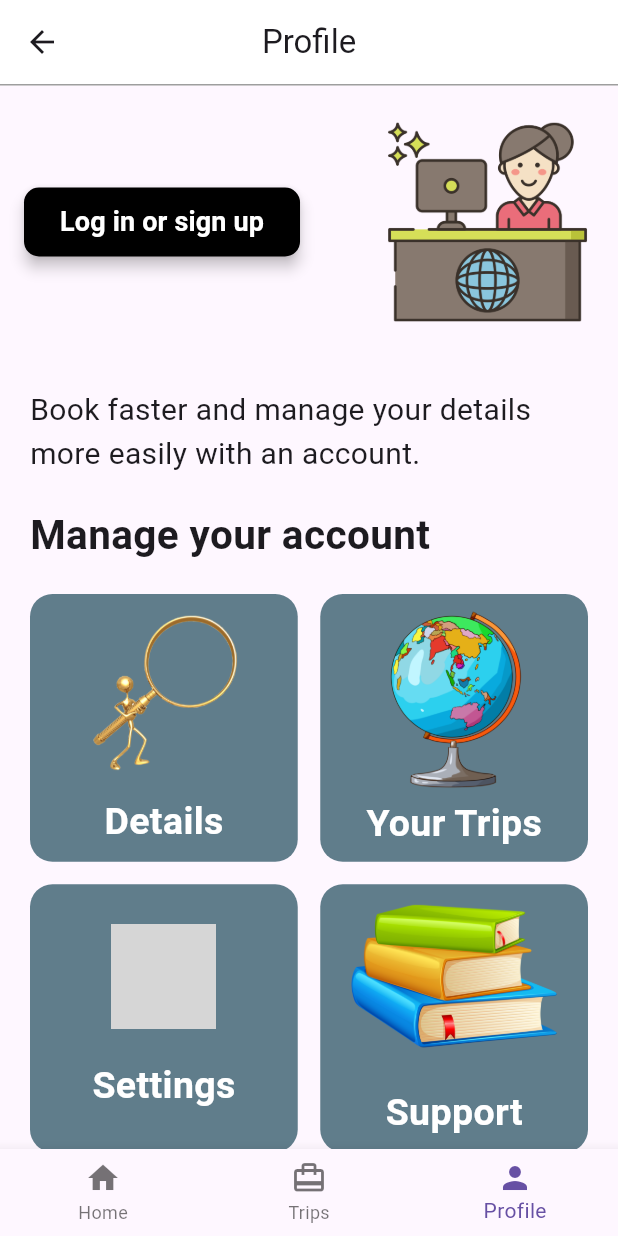
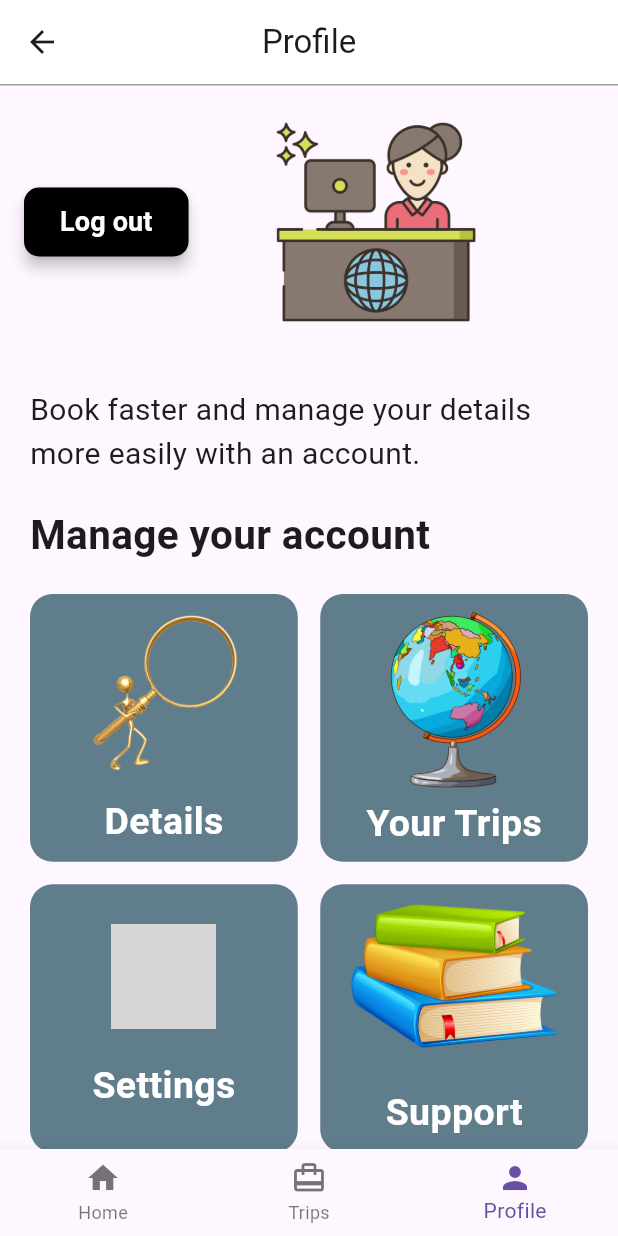
Before and after one commit to AyonDebnath/FLIGHT-SAVVY-APP, a Flutter app: the HomePage screen opened directly with empty values, item 3 of the bottom bar chosen, on a phone screen of 412 x 824 dp. Run offline on Flutter 3.47's test engine with Material 3 defaults, Android fonts, the light colour scheme and no system bars; our stand-ins replace cloud_firestore, firebase_auth, firebase_core, google_sign_in; accounts and stored records are empty; grey boxes are pictures that could not be loaded.

Commit message:
Added logout functionality in the profile page and fixed the bottom navigation bar

```diff
--- a/flight_savvy/lib/view/homepage_view.dart
+++ b/flight_savvy/lib/view/homepage_view.dart
@@ -48,7 +48,7 @@ class HomePage extends StatelessWidget {
         currentIndex: 0, // current index is set to profile
         onTap: (index) {
           if(index==2){
-            Navigator.push(context, MaterialPageRoute(builder: (context) => Profile()));
+            Navigator.push(context, MaterialPageRoute(builder: (context) => Profile(username: username,)));
           }
           // Handle navigation tap
         },
--- a/flight_savvy/lib/view/profile_view.dart
+++ b/flight_savvy/lib/view/profile_view.dart
@@ -1,22 +1,42 @@
+import 'package:firebase_auth/firebase_auth.dart';
 import 'package:flutter/material.dart';
-
-import '../model/user.dart';
+import 'homepage_view.dart';
+import 'login_view.dart';
 
 class Profile extends StatefulWidget {
-  const Profile({super.key});
+  final String username;
+
+  const Profile({super.key, required this.username});
 
   @override
-  State<Profile> createState() => _ProfileState();
+  State<Profile> createState() => _ProfileState(username: username);
 }
 
 class _ProfileState extends State<Profile> {
+  final String username;
+  _ProfileState({required this.username});
 
   Widget build(BuildContext context) {
-    return ProfilePage();
+    return ProfilePage(username: username,);
   }
 }
 
 class ProfilePage extends StatelessWidget {
+  final String username;
+  ProfilePage({required this.username});
+
+  void _signOut(BuildContext context) {
+    try {
+      FirebaseAuth.instance.signOut();
+      Navigator.of(context).pushAndRemoveUntil(
+        MaterialPageRoute(builder: (context) => LoginView()),
+        (Route<dynamic> route) => false,
+      );
+    } catch (e) {
+      // Handle errors
+    }
+  }
+
   @override
   Widget build(BuildContext context) {
     return Scaffold(
@@ -51,20 +71,24 @@ class ProfilePage extends StatelessWidget {
                   child: ButtonTheme(
                     minWidth: 100.0, // Set the desired width
                     child: ElevatedButton(
-                      onPressed: () {
-                        // Handle login or signup press
+                      onPressed: () async {
+                        _signOut(context);
                       },
                       style: ElevatedButton.styleFrom(
-                        primary: Colors.black, // Set the background color of the button
+                        primary: Colors.black,
+                        // Set the background color of the button
                         shape: RoundedRectangleBorder(
-                          borderRadius: BorderRadius.circular(10.0), // Set rounded corners
+                          borderRadius: BorderRadius.circular(
+                              10.0), // Set rounded corners
                         ),
                         elevation: 4.0, // Set the elevation of the button
                       ),
                       child: Container(
-                        padding: EdgeInsets.symmetric(vertical: 10.0,),
+                        padding: EdgeInsets.symmetric(
+                          vertical: 10.0,
+                        ),
                         child: Text(
-                          'Log in or sign up',
+                          'Log out',
                           style: TextStyle(
                             fontSize: 18.0,
                             fontWeight: FontWeight.bold,
@@ -339,14 +363,15 @@ class ProfilePage extends StatelessWidget {
                       // height: 21, // Set the desired height
                       width: 65, // Set the desired width
                     ),
-                    SizedBox(width: 11,),
+                    SizedBox(
+                      width: 11,
+                    ),
                     const Text(
                       'Read how we\'ll lead the transformation\nto greener travel',
                       style: TextStyle(
                         color: Colors.black,
                       ),
                     ),
-
                   ],
                 ),
                 onTap: () {
@@ -375,7 +400,14 @@ class ProfilePage extends StatelessWidget {
         ],
         currentIndex: 2, // current index is set to profile
         onTap: (index) {
-          // Handle navigation tap
+          if (index == 0) {
+            Navigator.of(context).pushAndRemoveUntil(
+              MaterialPageRoute(
+                  builder: (context) =>
+                      HomePage(username: username)),
+              (Route<dynamic> route) => false,
+            );
+          }
         },
       ),
     );
```
